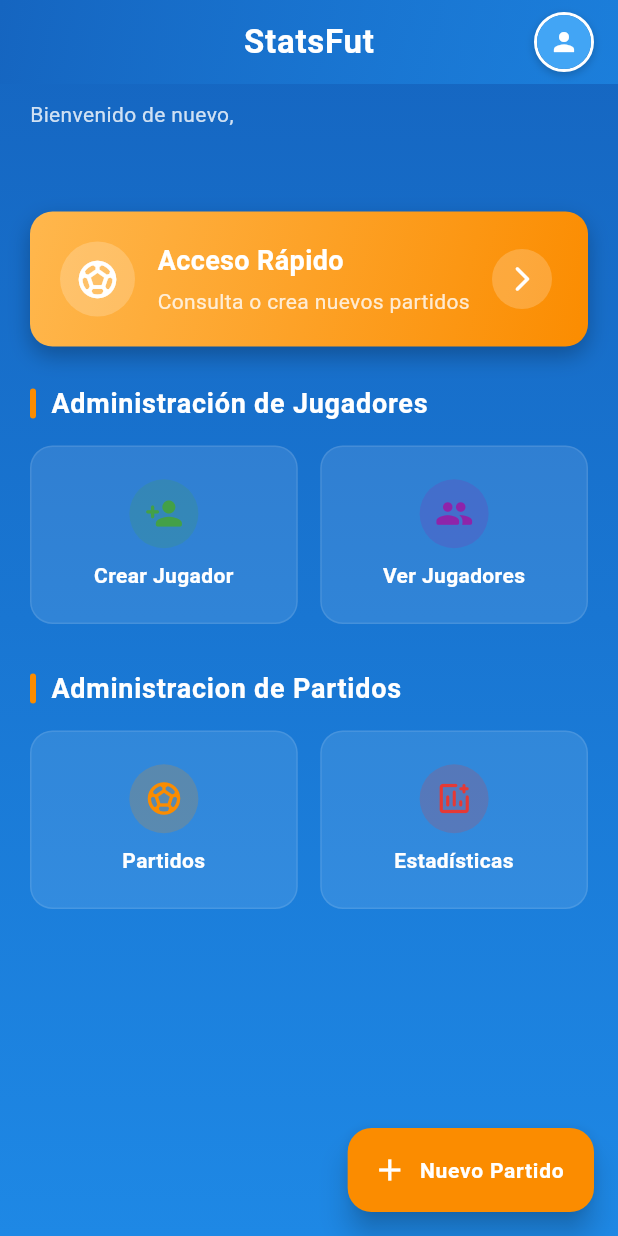
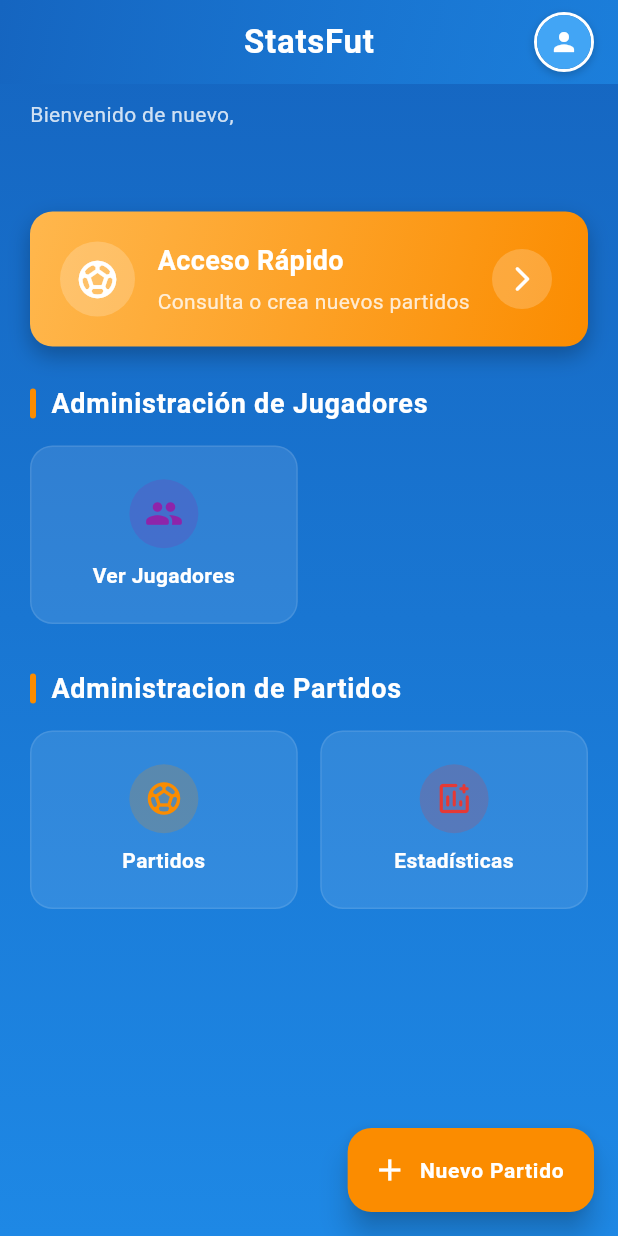
Before and after one commit to Ertiosanluci/StatsfootPRO, a Flutter app: the UserMenuScreen screen opened by its route, on a phone screen of 412 x 824 dp. Run offline on Flutter 3.47's test engine with Material 3 defaults, Android fonts, the phone set to English and light mode, and no system bars; our stand-ins replace app_links, file_picker, fl_chart, fluttertoast, image_picker, share_plus and 1 more; accounts and stored records are empty; Roboto replaces fonts that are missing (Poppins).

Commit message:
Botón de crear jugador eliminado

```diff
--- a/lib/user_menu.dart
+++ b/lib/user_menu.dart
@@ -588,12 +588,8 @@ class _UserMenuScreenState extends State<UserMenuScreen> with SingleTickerProvid
 
   Widget _buildFeaturesGrid() {
     final features = [
-      {
-        'icon': Icons.person_add_rounded,
-        'title': 'Crear Jugador',
-        'color': Colors.green.shade600,
-        'route': '/create_player'
-      },
+      // Removed the "Crear Jugador" button from here
+      // while keeping all the underlying functionality intact
       {
         'icon': Icons.group_rounded,
         'title': 'Ver Jugadores',
```
Also changed, not shown: 18 other files.
